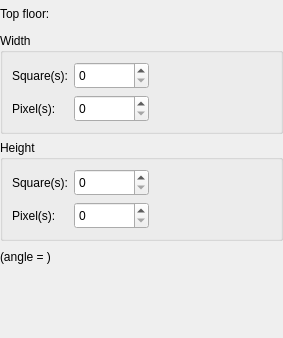
First picture: the form in Editor/CustomWidgets/widgetmountainselector.ui, repository RPG-Paper-Maker/RPG-Paper-Maker, before the edit.
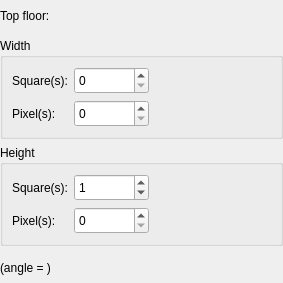
Second picture: the form after the edit. Custom widgets are drawn as their Qt base class.

Commit message: [WIP] Mountains: finishing panel textures

```diff
--- a/Editor/CustomWidgets/widgetmountainselector.ui
+++ b/Editor/CustomWidgets/widgetmountainselector.ui
@@ -7,7 +7,7 @@
     <x>0</x>
     <y>0</y>
     <width>283</width>
-    <height>338</height>
+    <height>283</height>
    </rect>
   </property>
   <property name="windowTitle">
@@ -27,7 +27,7 @@
     <number>0</number>
    </property>
    <item row="0" column="0">
-    <layout class="QVBoxLayout" name="verticalLayout" stretch="0,0,0,0,1">
+    <layout class="QVBoxLayout" name="verticalLayout" stretch="0,0,0,0">
      <item>
       <layout class="QHBoxLayout" name="horizontalLayout_2" stretch="0,1">
        <item>
@@ -72,6 +72,9 @@
               <height>27</height>
              </size>
             </property>
+            <property name="maximum">
+             <number>999</number>
+            </property>
            </widget>
           </item>
           <item row="0" column="2" rowspan="2">
@@ -132,6 +135,12 @@
               <height>27</height>
              </size>
             </property>
+            <property name="maximum">
+             <number>999</number>
+            </property>
+            <property name="value">
+             <number>1</number>
+            </property>
            </widget>
           </item>
           <item row="0" column="2" rowspan="2">
@@ -193,20 +202,11 @@
        </item>
       </layout>
      </item>
-     <item>
-      <widget class="WidgetShowPicture" name="widgetPreview" native="true"/>
-     </item>
     </layout>
    </item>
   </layout>
  </widget>
  <customwidgets>
-  <customwidget>
-   <class>WidgetShowPicture</class>
-   <extends>QWidget</extends>
-   <header>widgetshowpicture.h</header>
-   <container>1</container>
-  </customwidget>
   <customwidget>
    <class>WidgetTilesetTexture</class>
    <extends>QWidget</extends>
```
Left out of the diff: 8 changed lines with no effect on the pictures. The commit also changes 7 other files.
